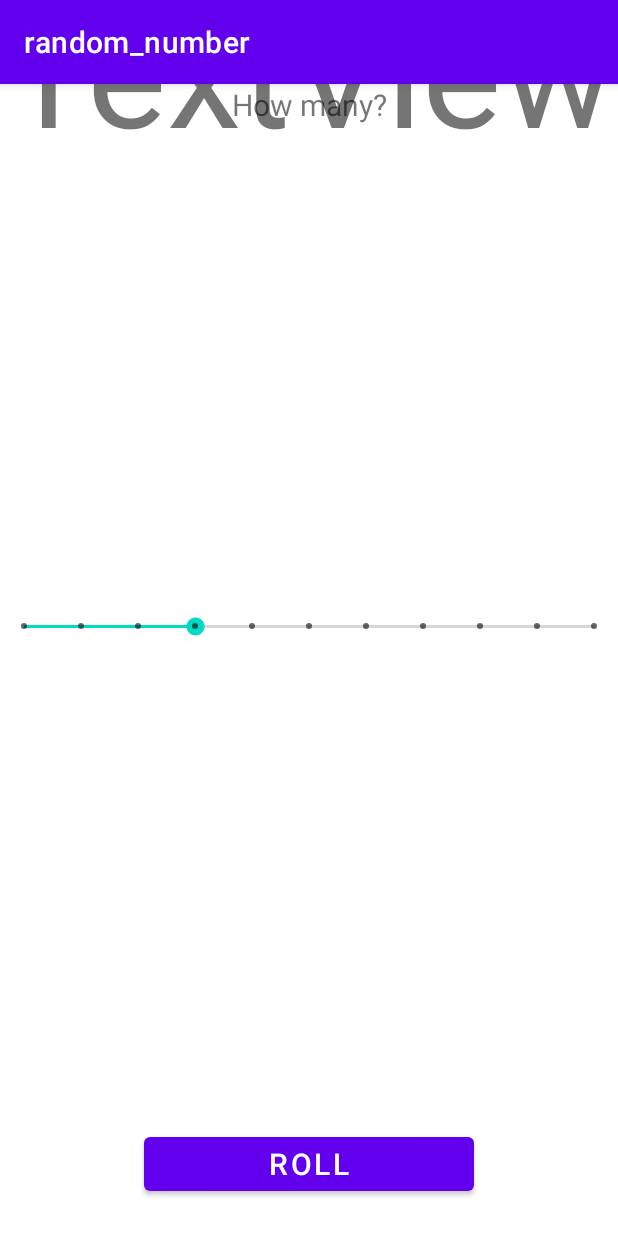
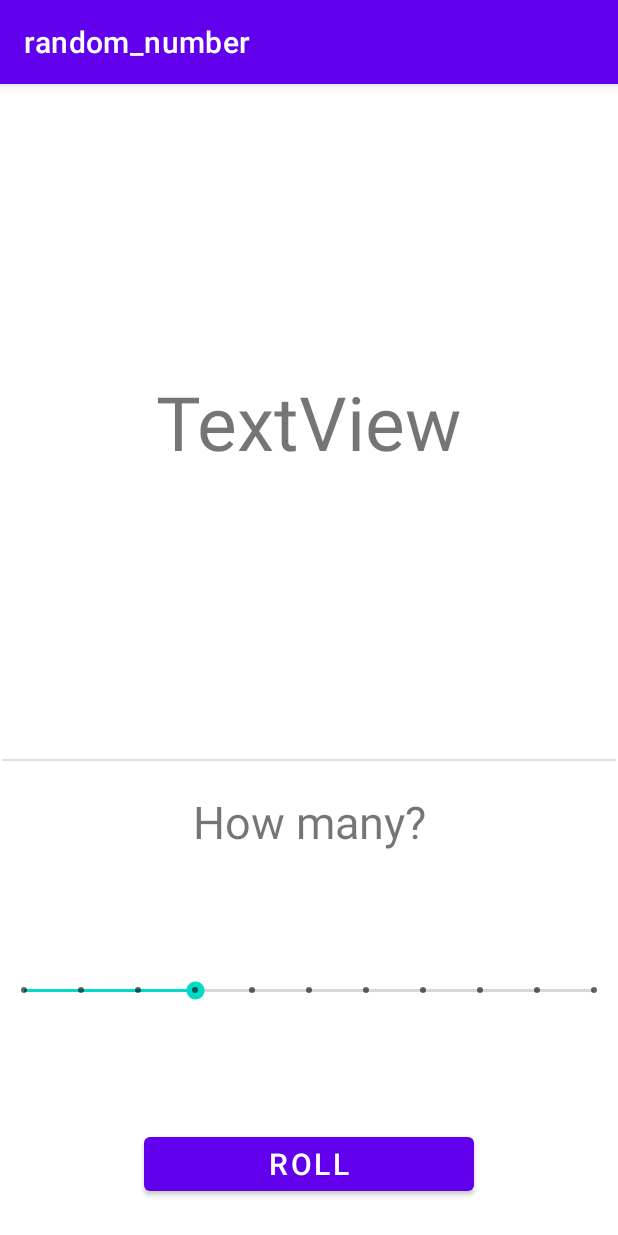
Before and after one commit to tayyabmaqsood/number_generator, an Android app: the screen it shows after launch (MainActivity), on a phone screen of 412 x 824 dp. Run offline under Robolectric (Android 15) with nearby library versions, the phone set to English and light mode, and no system bars.

Commit message:
Apply some language conventions

```diff
--- a/app/src/main/java/com/example/random_number/MainActivity.java
+++ b/app/src/main/java/com/example/random_number/MainActivity.java
@@ -3,7 +3,6 @@ package com.example.random_number;
 import androidx.appcompat.app.AppCompatActivity;
 
 import android.os.Bundle;
-import android.view.View;
 import android.widget.Button;
 import android.widget.SeekBar;
 import android.widget.TextView;
@@ -19,12 +18,13 @@ public class MainActivity extends AppCompatActivity {
         super.onCreate(savedInstanceState);
         setContentView(R.layout.activity_main);
 
-        rollButton = findViewById(R.id.roll_button);
-        resultsTextView = findViewById(R.id.result_textview);
+        rollButton = findViewById(R.id.RollButton);
+        resultsTextView = (TextView) findViewById(R.id.ResultText);
         seekBar = findViewById(R.id.seekBar);
 
         rollButton.setOnClickListener(v -> {
-         resultsTextView.setText( (new Random().nextInt(seekBar.getProgress())));
+           resultsTextView.setText( (new Random().nextInt(seekBar.getProgress())));
+           resultsTextView.setText('2');
         });
     }
 }
--- a/app/src/main/res/layout/activity_main.xml
+++ b/app/src/main/res/layout/activity_main.xml
@@ -2,33 +2,33 @@
 <androidx.constraintlayout.widget.ConstraintLayout xmlns:android="http://schemas.android.com/apk/res/android"
     xmlns:app="http://schemas.android.com/apk/res-auto"
     xmlns:tools="http://schemas.android.com/tools"
-    android:id="@+id/seekBar"
     android:layout_width="match_parent"
     android:layout_height="match_parent"
     tools:context=".MainActivity">
 
     <Button
-        android:id="@+id/roll_button"
+        android:id="@+id/RollButton"
         android:layout_width="0dp"
         android:layout_height="48dp"
         android:layout_marginStart="96dp"
         android:layout_marginEnd="96dp"
         android:layout_marginBottom="24dp"
-        android:text="Roll"
+        android:text="@string/roll"
         android:textSize="20sp"
         app:layout_constraintBottom_toBottomOf="parent"
         app:layout_constraintEnd_toEndOf="parent"
         app:layout_constraintStart_toStartOf="parent" />
 
     <TextView
-        android:id="@+id/textView"
+        android:id="@+id/HardCordedText"
         android:layout_width="wrap_content"
         android:layout_height="wrap_content"
-        android:text="How many?"
-        android:textSize="20sp"
+        android:layout_marginBottom="256dp"
+        android:text="@string/how_many"
+        android:textSize="30sp"
+        app:layout_constraintBottom_toBottomOf="parent"
         app:layout_constraintEnd_toEndOf="parent"
-        app:layout_constraintStart_toStartOf="parent"
-        tools:layout_editor_absoluteY="563dp" />
+        app:layout_constraintStart_toStartOf="parent" />
 
     <View
         android:id="@+id/divider"
@@ -38,16 +38,16 @@
         android:layout_marginEnd="16dp"
         android:layout_marginBottom="20dp"
         android:background="?android:attr/listDivider"
-        app:layout_constraintBottom_toTopOf="@+id/textView"
+        app:layout_constraintBottom_toTopOf="@+id/HardCordedText"
         app:layout_constraintEnd_toEndOf="parent"
         app:layout_constraintStart_toStartOf="parent" />
 
     <TextView
-        android:id="@+id/result_textview"
+        android:id="@+id/ResultText"
         android:layout_width="wrap_content"
         android:layout_height="wrap_content"
-        android:text="TextView"
-        android:textSize="100sp"
+        android:text="@string/textview"
+        android:textSize="50sp"
         app:layout_constraintBottom_toTopOf="@+id/divider"
         app:layout_constraintEnd_toEndOf="parent"
         app:layout_constraintStart_toStartOf="parent"
@@ -60,8 +60,8 @@
         android:layout_height="wrap_content"
         android:max="10"
         android:progress="3"
-        app:layout_constraintBottom_toTopOf="@+id/roll_button"
+        app:layout_constraintBottom_toTopOf="@+id/RollButton"
         app:layout_constraintEnd_toEndOf="parent"
         app:layout_constraintStart_toStartOf="parent"
-        app:layout_constraintTop_toBottomOf="@+id/textView" />
+        app:layout_constraintTop_toBottomOf="@+id/HardCordedText" />
 </androidx.constraintlayout.widget.ConstraintLayout>
--- a/app/src/main/res/values/strings.xml
+++ b/app/src/main/res/values/strings.xml
@@ -1,3 +1,6 @@
 <resources>
     <string name="app_name">random_number</string>
+    <string name="roll">Roll</string>
+    <string name="how_many">How many?</string>
+    <string name="textview">TextView</string>
 </resources>
```
